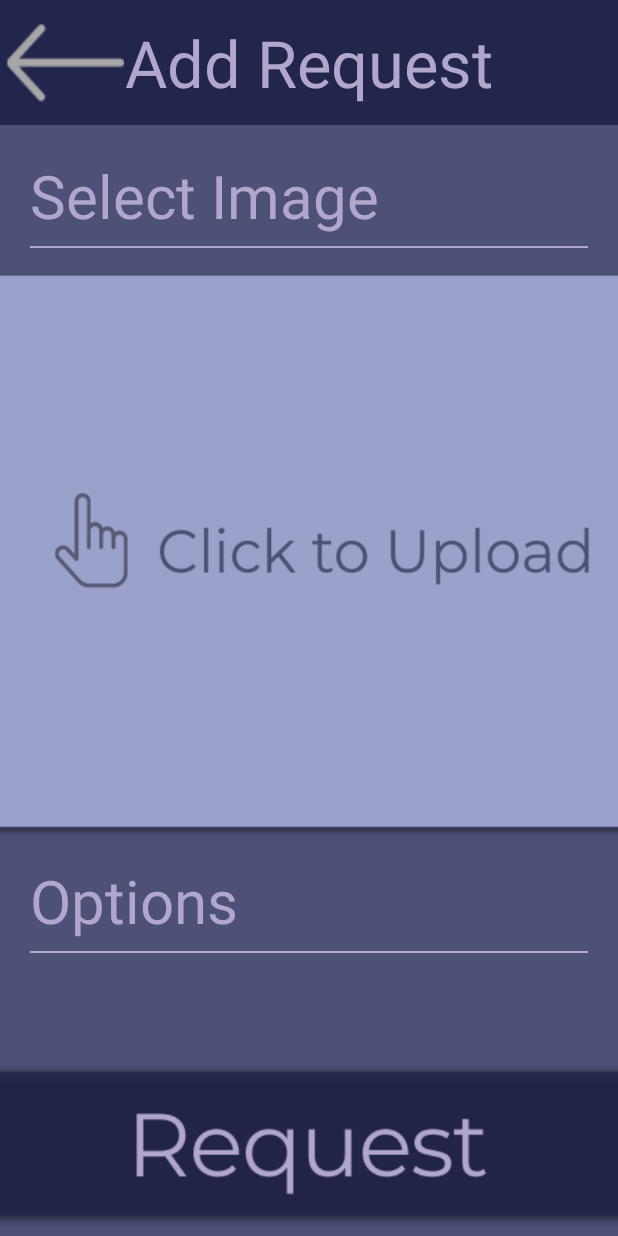
After one commit to GwangjoGong/FindREAL, an Android app: the layout activity_add_request.xml on its own in the app's theme, with its tools: preview values and no code run, on a phone screen of 412 x 824 dp. The commit adds this screen. Run offline under Robolectric (Android 15) with nearby library versions, the phone set to English and light mode, and no system bars.

Commit message:
:sparkles: Implemented layout: Request management

```diff
--- /dev/null
+++ b/app/src/main/res/layout/activity_add_request.xml
@@ -0,0 +1,149 @@
+<?xml version="1.0" encoding="utf-8"?>
+<androidx.constraintlayout.widget.ConstraintLayout xmlns:android="http://schemas.android.com/apk/res/android"
+    xmlns:app="http://schemas.android.com/apk/res-auto"
+    xmlns:tools="http://schemas.android.com/tools"
+    android:layout_width="match_parent"
+    android:layout_height="match_parent"
+    android:background="#4D5177">
+
+    <androidx.appcompat.widget.Toolbar
+        android:id="@+id/toolbar"
+        android:layout_width="0dp"
+        android:layout_height="125px"
+        android:background="#22264C"
+        android:minHeight="?attr/actionBarSize"
+        android:theme="?attr/actionBarTheme"
+        app:layout_constraintEnd_toEndOf="parent"
+        app:layout_constraintHorizontal_bias="0.0"
+        app:layout_constraintStart_toStartOf="parent"
+        app:layout_constraintTop_toTopOf="parent" />
+
+    <TextView
+        android:id="@+id/textView8"
+        android:layout_width="wrap_content"
+        android:layout_height="wrap_content"
+        android:text="Add Request"
+        android:textAlignment="center"
+        android:textColor="#B1A6CC"
+        android:textSize="65px"
+        app:layout_constraintBottom_toBottomOf="@+id/toolbar"
+        app:layout_constraintEnd_toEndOf="@+id/toolbar"
+        app:layout_constraintStart_toStartOf="@+id/toolbar"
+        app:layout_constraintTop_toTopOf="@+id/toolbar" />
+
+    <TextView
+        android:id="@+id/textView9"
+        android:layout_width="wrap_content"
+        android:layout_height="wrap_content"
+        android:layout_marginStart="20dp"
+        android:layout_marginTop="20dp"
+        android:text="Select Image"
+        android:textColor="#B1A6CC"
+        android:textSize="60px"
+        app:layout_constraintStart_toStartOf="parent"
+        app:layout_constraintTop_toBottomOf="@+id/toolbar" />
+
+    <ImageView
+        android:id="@+id/imageView7"
+        android:layout_width="0dp"
+        android:layout_height="wrap_content"
+        android:layout_marginStart="20dp"
+        android:layout_marginTop="5dp"
+        android:layout_marginEnd="20dp"
+        app:layout_constraintEnd_toEndOf="parent"
+        app:layout_constraintStart_toStartOf="parent"
+        app:layout_constraintTop_toBottomOf="@+id/textView9"
+        app:srcCompat="@drawable/border" />
+
+    <ImageButton
+        android:id="@+id/imbtn_upload"
+        android:layout_width="940px"
+        android:layout_height="550px"
+        android:layout_marginStart="20dp"
+        android:layout_marginTop="20dp"
+        android:layout_marginEnd="20dp"
+        android:backgroundTint="#00FFFFFF"
+        android:scaleType="fitXY"
+        android:scaleX="1.1"
+        android:scaleY="1.1"
+        android:tint="#00FFFFFF"
+        app:layout_constraintEnd_toEndOf="parent"
+        app:layout_constraintStart_toStartOf="parent"
+        app:layout_constraintTop_toBottomOf="@+id/imageView7"
+        app:srcCompat="@drawable/button_upload" />
+
+    <TextView
+        android:id="@+id/textView10"
+        android:layout_width="wrap_content"
+        android:layout_height="wrap_content"
+        android:layout_marginStart="20dp"
+        android:layout_marginTop="20dp"
+        android:text="Options"
+        android:textColor="#B1A6CC"
+        android:textSize="60px"
+        app:layout_constraintStart_toStartOf="parent"
+        app:layout_constraintTop_toBottomOf="@+id/imbtn_upload" />
+
+    <ImageView
+        android:id="@+id/imageView8"
+        android:layout_width="0dp"
+        android:layout_height="wrap_content"
+        android:layout_marginStart="20dp"
+        android:layout_marginTop="5dp"
+        android:layout_marginEnd="20dp"
+        app:layout_constraintEnd_toEndOf="parent"
+        app:layout_constraintStart_toStartOf="parent"
+        app:layout_constraintTop_toBottomOf="@+id/textView10"
+        app:srcCompat="@drawable/border" />
+
+    <ImageButton
+        android:id="@+id/imbtn_request"
+        android:layout_width="940px"
+        android:layout_height="120px"
+        android:layout_marginBottom="20dp"
+        android:adjustViewBounds="true"
+        android:backgroundTint="#00FFFFFF"
+        android:scaleType="fitCenter"
+        android:scaleX="2"
+        android:scaleY="2"
+        app:layout_constraintBottom_toBottomOf="parent"
+        app:layout_constraintEnd_toEndOf="parent"
+        app:layout_constraintStart_toStartOf="parent"
+        app:srcCompat="@drawable/btn_request" />
+
+    <ImageView
+        android:id="@+id/imview_preview"
+        android:layout_width="940px"
+        android:layout_height="550px"
+        android:layout_marginTop="20dp"
+        android:visibility="invisible"
+        app:layout_constraintEnd_toEndOf="parent"
+        app:layout_constraintStart_toStartOf="parent"
+        app:layout_constraintTop_toBottomOf="@+id/imageView7"
+        tools:srcCompat="@tools:sample/avatars" />
+
+    <ImageButton
+        android:id="@+id/imbtn_back"
+        android:layout_width="100px"
+        android:layout_height="70px"
+        android:layout_marginStart="10dp"
+        android:backgroundTint="#00FFFFFF"
+        android:scaleType="fitCenter"
+        android:scaleX="2"
+        android:scaleY="2"
+        app:layout_constraintBottom_toBottomOf="@+id/toolbar"
+        app:layout_constraintStart_toStartOf="parent"
+        app:layout_constraintTop_toTopOf="@+id/toolbar"
+        app:srcCompat="@drawable/btn_icon_back" />
+
+    <ListView
+        android:layout_width="0dp"
+        android:layout_height="wrap_content"
+        android:layout_marginStart="20dp"
+        android:layout_marginTop="10dp"
+        android:layout_marginEnd="20dp"
+        app:layout_constraintEnd_toEndOf="parent"
+        app:layout_constraintStart_toStartOf="parent"
+        app:layout_constraintTop_toBottomOf="@+id/imageView8" />
+
+</androidx.constraintlayout.widget.ConstraintLayout>
--- a/app/src/main/res/layout/activity_login.xml
+++ b/app/src/main/res/layout/activity_login.xml
@@ -38,6 +38,7 @@
         android:layout_height="256dp"
         android:contentDescription="login_path"
         app:layout_constraintEnd_toEndOf="parent"
+        app:layout_constraintHorizontal_bias="0.0"
         app:layout_constraintStart_toStartOf="parent"
         app:layout_constraintTop_toTopOf="parent"
         app:srcCompat="@drawable/login_path" />
```
Also changed, not shown: app/src/main/res/layout/activity_add_success.xml (added, +98 -0 lines), app/src/main/res/layout/activity_request_list.xml (added, +190 -0 lines), app/src/main/res/layout/activity_result.xml (added, +91 -0 lines), app/src/main/res/layout/completed_request.xml (added, +39 -0 lines), app/src/main/res/layout/ongoing_request.xml (added, +52 -0 lines), app/src/main/res/layout/request_features.xml (added, +36 -0 lines), app/src/main/res/drawable/border.png (added), app/src/main/res/drawable/btn_back_home.png (added), app/src/main/res/drawable/btn_icon_back.png (added), app/src/main/res/drawable/btn_icon_plus.png (added), app/src/main/res/drawable/btn_request.png (added), app/src/main/res/drawable/button_upload.png (added), app/src/main/res/drawable/green_circle.png (added), app/src/main/res/drawable/red_circle.png (added), 2 more files.
